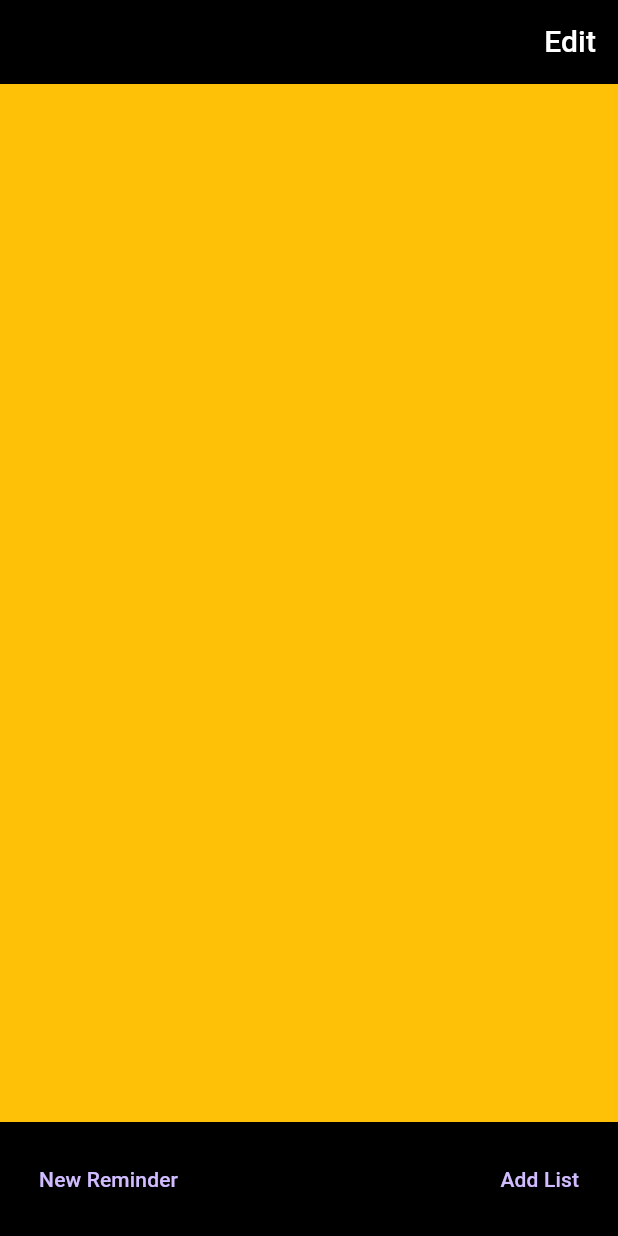
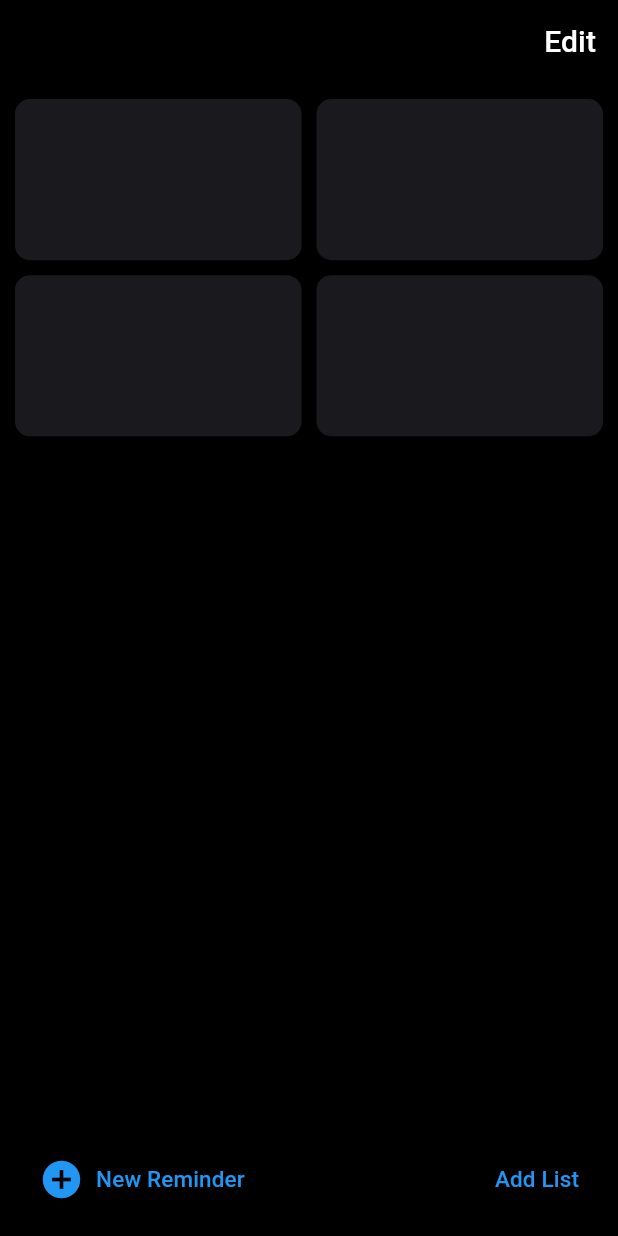
Before and after one commit to JasmineBabaYara/flutter-demo, a Flutter app: the screen it shows after launch, on a phone screen of 412 x 824 dp. Run offline on Flutter 3.47's test engine with Material 3 defaults, Android fonts, the phone set to English and light mode, and no system bars.

Commit message:
refactor HomeScreen layout to use GridView for item display and update button styles

```diff
--- a/lib/screens/home_screen.dart
+++ b/lib/screens/home_screen.dart
@@ -20,14 +20,61 @@ class HomeScreen extends StatelessWidget {
       body: Container(
         child: Column(
           children: [
-            Expanded(child: Container(color: Colors.amber)),
+            Expanded(
+              child: GridView.count(
+                crossAxisCount: 2,
+                crossAxisSpacing: 10,
+                mainAxisSpacing: 10,
+                childAspectRatio: 16 / 9,
+                padding: EdgeInsets.all(10),
+                children: [
+                  Container(
+                    decoration: BoxDecoration(
+                      borderRadius: BorderRadius.circular(10),
+                      color: Color(0xFF1A191D),
+                    ),
+                  ),
+                  Container(
+                    decoration: BoxDecoration(
+                      borderRadius: BorderRadius.circular(10),
+                      color: Color(0xFF1A191D),
+                    ),
+                  ),
+                  Container(
+                    decoration: BoxDecoration(
+                      borderRadius: BorderRadius.circular(10),
+                      color: Color(0xFF1A191D),
+                    ),
+                  ),
+                  Container(
+                    decoration: BoxDecoration(
+                      borderRadius: BorderRadius.circular(10),
+                      color: Color(0xFF1A191D),
+                    ),
+                  ),
+                ],
+              ),
+            ),
             Container(
               padding: EdgeInsets.all(14),
               child: Row(
                 mainAxisAlignment: MainAxisAlignment.spaceBetween,
                 children: [
-                  TextButton(onPressed: () {}, child: Text('New Reminder')),
-                  TextButton(onPressed: () {}, child: Text('Add List'))
+                  TextButton.icon(
+                    onPressed: () {},
+                    icon: Icon(Icons.add_circle, color: Colors.blue, size: 30),
+                    label: Text(
+                      'New Reminder',
+                      style: TextStyle(color: Colors.blue, fontSize: 15),
+                    ),
+                  ),
+                  TextButton(
+                    onPressed: () {},
+                    child: Text(
+                      'Add List',
+                      style: TextStyle(color: Colors.blue, fontSize: 15),
+                    ),
+                  ),
                 ],
               ),
             ),
```
